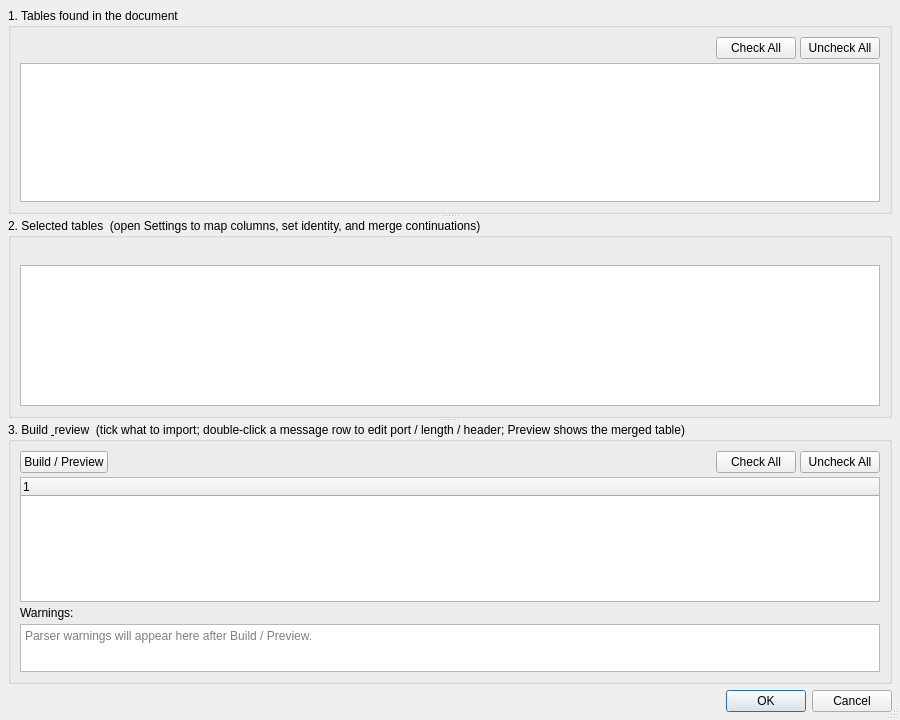
Before: the Qt Designer form app_simulator/forms/IcdImportDialog.ui in rohityaduvxnshi/pcapfile, drawn with Qt 5.
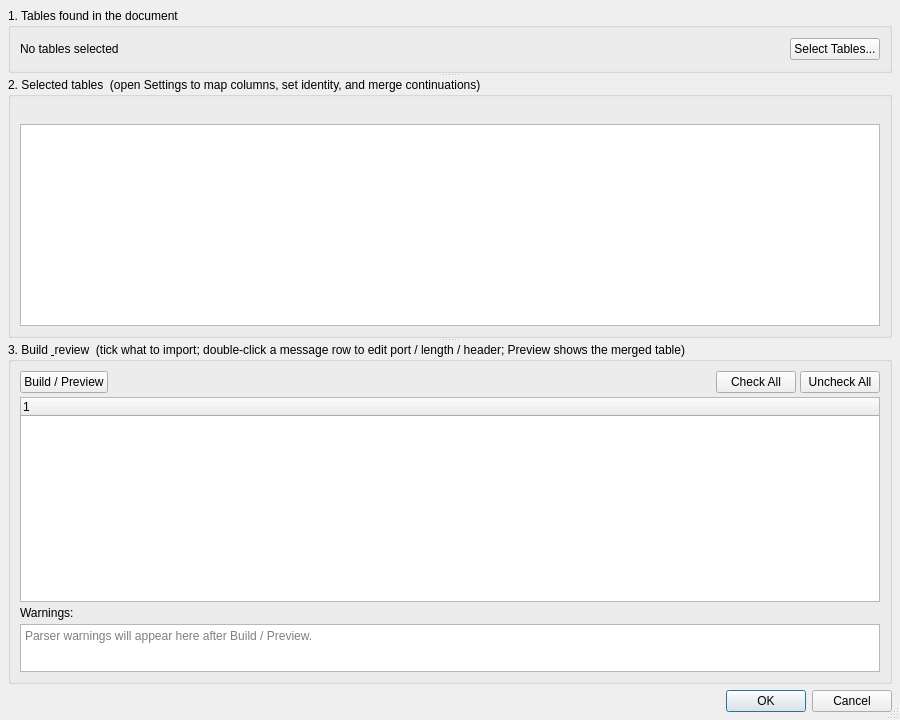
After: the same form once the commit is applied.

Commit message:
Add ICD table-picker pop-out dialog with interactive preview
New shared IcdTablePickerDialog: horizontal splitter with checkable
table list and scrollable HTML preview of every ICD table. Click a
row to scroll preview; click a heading to select the row. Both apps'
IcdImportDialog box 1 replaced with summary + Select Tables button.

```diff
--- a/app_simulator/forms/IcdImportDialog.ui
+++ b/app_simulator/forms/IcdImportDialog.ui
@@ -50,19 +50,14 @@
       <property name="title">
        <string>1. Tables found in the document</string>
       </property>
-      <layout class="QVBoxLayout" name="lTables">
+      <layout class="QHBoxLayout" name="lTables">
        <property name="spacing">
-        <number>4</number>
+        <number>6</number>
        </property>
        <item>
-        <layout class="QHBoxLayout" name="lTablesTop">
-         <item>
-          <widget class="QLabel" name="lblTablesHint">
+        <widget class="QLabel" name="lblTableSummary">
            <property name="text">
-            <string/>
-           </property>
-           <property name="wordWrap">
-            <bool>true</bool>
+          <string>No tables selected</string>
            </property>
           </widget>
          </item>
@@ -73,41 +68,16 @@
            </property>
            <property name="sizeHint" stdset="0">
             <size>
-             <width>24</width>
+           <width>40</width>
              <height>20</height>
             </size>
            </property>
           </spacer>
          </item>
          <item>
-          <widget class="QPushButton" name="btnCheckAllTables">
+        <widget class="QPushButton" name="btnSelectTables">
            <property name="text">
-            <string>Check All</string>
-           </property>
-          </widget>
-         </item>
-         <item>
-          <widget class="QPushButton" name="btnUncheckAllTables">
-           <property name="text">
-            <string>Uncheck All</string>
-           </property>
-          </widget>
-         </item>
-        </layout>
-       </item>
-       <item>
-        <widget class="QTableWidget" name="lstTables">
-         <property name="minimumSize">
-          <size>
-           <width>0</width>
-           <height>96</height>
-          </size>
-         </property>
-         <property name="editTriggers">
-          <set>QAbstractItemView::NoEditTriggers</set>
-         </property>
-         <property name="selectionBehavior">
-          <enum>QAbstractItemView::SelectRows</enum>
+          <string>Select Tables...</string>
          </property>
         </widget>
        </item>
```
Lines whose indentation alone changed are shown as unchanged. The commit also changes 11 other files.
